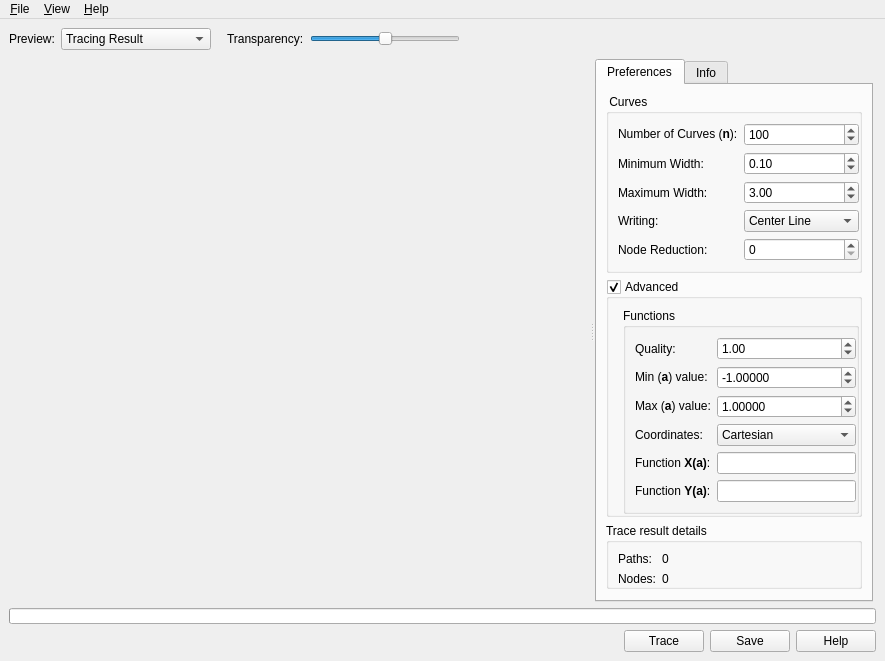
First picture: the form in src/ui_build/mainwindow.ui, repository maxim-s-barabash/ZebraTrace, before the edit.
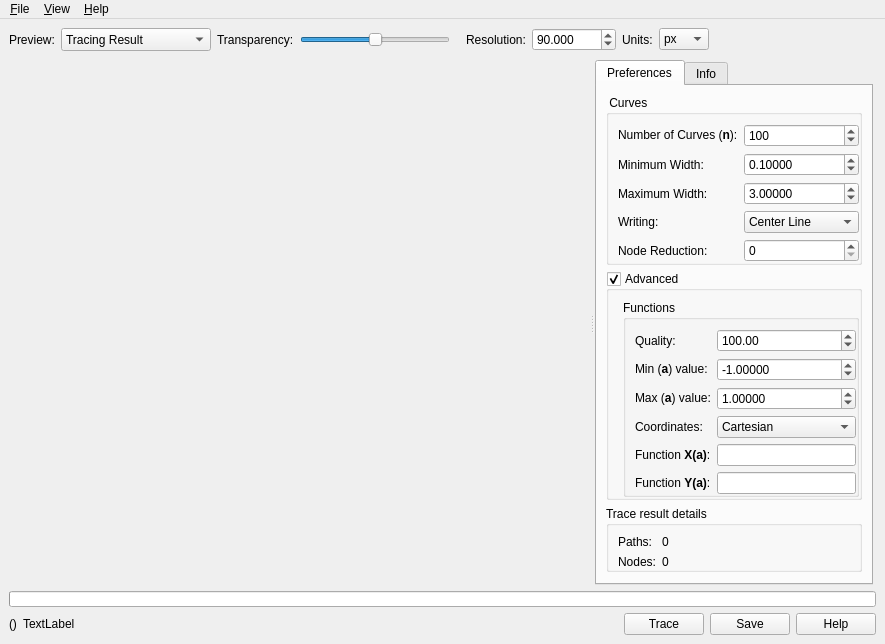
Second picture: the form after the edit. Icons and pictures are not drawn.

The edit to the form file:
```diff
--- a/src/ui_build/mainwindow.ui
+++ b/src/ui_build/mainwindow.ui
@@ -7,7 +7,7 @@
     <x>0</x>
     <y>0</y>
     <width>885</width>
-    <height>596</height>
+    <height>605</height>
    </rect>
   </property>
   <property name="windowTitle">
@@ -23,7 +23,7 @@
      <number>9</number>
     </property>
     <item>
-     <layout class="QHBoxLayout" name="topPanel" stretch="0,0,0,0,0,0,1">
+     <layout class="QHBoxLayout" name="topPanel" stretch="0,0,0,0,0,0,0,0,0,1">
       <item>
        <widget class="QLabel" name="labelPreview">
         <property name="text">
@@ -60,19 +60,6 @@
         </item>
        </widget>
       </item>
-      <item>
-       <spacer name="horizontalSpacer_2">
-        <property name="orientation">
-         <enum>Qt::Horizontal</enum>
-        </property>
-        <property name="sizeHint" stdset="0">
-         <size>
-          <width>10</width>
-          <height>20</height>
-         </size>
-        </property>
-       </spacer>
-      </item>
       <item>
        <widget class="QLabel" name="labelTransparency">
         <property name="text">
@@ -139,6 +126,72 @@
         </property>
        </spacer>
       </item>
+      <item>
+       <widget class="QLabel" name="labelResolution">
+        <property name="text">
+         <string>Resolution:</string>
+        </property>
+       </widget>
+      </item>
+      <item>
+       <widget class="QDoubleSpinBox" name="docResolution">
+        <property name="sizePolicy">
+         <sizepolicy hsizetype="Preferred" vsizetype="Preferred">
+          <horstretch>0</horstretch>
+          <verstretch>0</verstretch>
+         </sizepolicy>
+        </property>
+        <property name="toolTip">
+         <string>Dots per inch in Image</string>
+        </property>
+        <property name="decimals">
+         <number>3</number>
+        </property>
+        <property name="maximum">
+         <double>10000.000000000000000</double>
+        </property>
+        <property name="singleStep">
+         <double>0.100000000000000</double>
+        </property>
+        <property name="value">
+         <double>90.000000000000000</double>
+        </property>
+       </widget>
+      </item>
+      <item>
+       <widget class="QLabel" name="labelUnits">
+        <property name="text">
+         <string>Units:</string>
+        </property>
+       </widget>
+      </item>
+      <item>
+       <widget class="QComboBox" name="units">
+        <property name="toolTip">
+         <string>Drawing Units</string>
+        </property>
+        <item>
+         <property name="text">
+          <string>px</string>
+         </property>
+        </item>
+        <item>
+         <property name="text">
+          <string>mm</string>
+         </property>
+        </item>
+        <item>
+         <property name="text">
+          <string>cm</string>
+         </property>
+        </item>
+        <item>
+         <property name="text">
+          <string>in</string>
+         </property>
+        </item>
+       </widget>
+      </item>
       <item>
        <spacer name="horizontalSpacer">
         <property name="orientation">
@@ -302,6 +355,9 @@
                <property name="rightMargin">
                 <number>0</number>
                </property>
+               <property name="bottomMargin">
+                <number>0</number>
+               </property>
                <item>
                 <layout class="QFormLayout" name="formLayout_3">
                  <item row="0" column="0">
@@ -352,10 +408,13 @@
                     </sizepolicy>
                    </property>
                    <property name="toolTip">
-                    <string>In SVG resolution units (number of &quot;SVG units per pixel&quot;), which is close to 1px of bitmap per resolution unit</string>
+                    <string>In the current unit</string>
+                   </property>
+                   <property name="decimals">
+                    <number>5</number>
                    </property>
                    <property name="maximum">
-                    <double>1000.000000000000000</double>
+                    <double>10000.000000000000000</double>
                    </property>
                    <property name="singleStep">
                     <double>0.100000000000000</double>
@@ -381,10 +440,13 @@
                     </sizepolicy>
                    </property>
                    <property name="toolTip">
-                    <string/>
+                    <string>In the current unit</string>
+                   </property>
+                   <property name="decimals">
+                    <number>5</number>
                    </property>
                    <property name="maximum">
-                    <double>1000.000000000000000</double>
+                    <double>10000.000000000000000</double>
                    </property>
                    <property name="singleStep">
                     <double>0.100000000000000</double>
@@ -517,6 +579,9 @@
                     <property name="rightMargin">
                      <number>0</number>
                     </property>
+                    <property name="bottomMargin">
+                     <number>0</number>
+                    </property>
                     <item>
                      <layout class="QFormLayout" name="formLayout">
                       <item row="0" column="0">
@@ -535,14 +600,20 @@
                          </sizepolicy>
                         </property>
                         <property name="toolTip">
-                         <string>&quot;Number of nodes to calculate per 1 curve&quot; = k * &quot;bitmap width&quot; * resolution, where &quot;k&quot; is variable (a) range to SVG viewbox width ratio (k=1, generally)</string>
+                         <string>Percentage</string>
+                        </property>
+                        <property name="decimals">
+                         <number>2</number>
+                        </property>
+                        <property name="maximum">
+                         <double>999.990000000000009</double>
                         </property>
                         <property name="singleStep">
-                         <double>0.010000000000000</double>
-                        </property>
-                        <property name="value">
                          <double>1.000000000000000</double>
                         </property>
+                        <property name="value">
+                         <double>100.000000000000000</double>
+                        </property>
                        </widget>
                       </item>
                       <item row="1" column="0">
@@ -824,7 +895,21 @@
      </widget>
     </item>
     <item>
-     <layout class="QHBoxLayout" name="bottomPanel" stretch="1,0,0,0">
+     <layout class="QHBoxLayout" name="bottomPanel" stretch="0,0,1,0,0,0">
+      <item>
+       <widget class="QLabel" name="labelPos">
+        <property name="text">
+         <string>()</string>
+        </property>
+       </widget>
+      </item>
+      <item>
+       <widget class="QLabel" name="labelFeedback">
+        <property name="text">
+         <string>TextLabel</string>
+        </property>
+       </widget>
+      </item>
       <item>
        <spacer name="horizontalSpacer_4">
         <property name="orientation">
```
Left out of the diff: 3 changed lines with no effect on the pictures.
